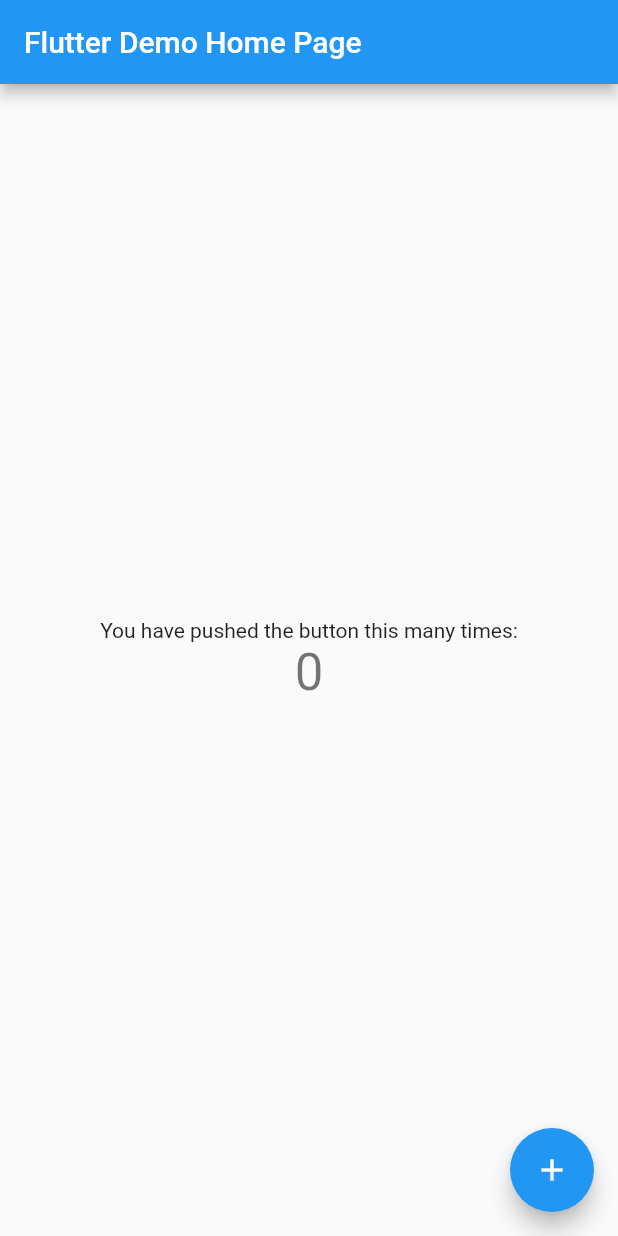
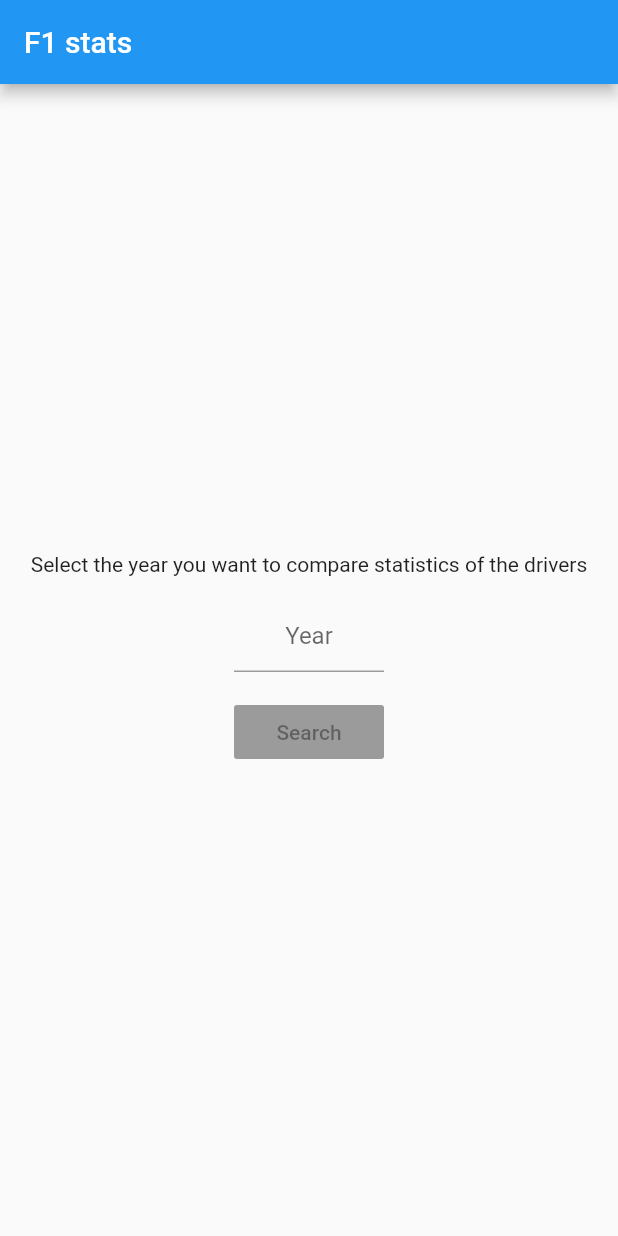
Before and after one commit to kozmi55/f1-rivalries, a Flutter app: the screen it shows after launch, on a phone screen of 412 x 824 dp. Run offline on Flutter 3.47's test engine with Material 2 defaults, Android fonts, the phone set to English and light mode, and no system bars.

Commit message:
Created main screen.

```diff
--- a/lib/main.dart
+++ b/lib/main.dart
@@ -1,3 +1,4 @@
+import 'package:f1_stats_app/screens/choose_year_screen.dart';
 import 'package:flutter/material.dart';
 
 void main() {
@@ -9,7 +10,7 @@
   @override
   Widget build(BuildContext context) {
     return MaterialApp(
-      title: 'Flutter Demo',
+      title: 'F1 Stats',
       theme: ThemeData(
         // This is the theme of your application.
         //
@@ -26,92 +27,7 @@
         // closer together (more dense) than on mobile platforms.
         visualDensity: VisualDensity.adaptivePlatformDensity,
       ),
-      home: MyHomePage(title: 'Flutter Demo Home Page'),
+      home: ChooseYearScreen(title: 'F1 stats'),
     );
   }
 }
-
-class MyHomePage extends StatefulWidget {
-  MyHomePage({Key key, this.title}) : super(key: key);
-
-  // This widget is the home page of your application. It is stateful, meaning
-  // that it has a State object (defined below) that contains fields that affect
-  // how it looks.
-
-  // This class is the configuration for the state. It holds the values (in this
-  // case the title) provided by the parent (in this case the App widget) and
-  // used by the build method of the State. Fields in a Widget subclass are
-  // always marked "final".
-
-  final String title;
-
-  @override
-  _MyHomePageState createState() => _MyHomePageState();
-}
-
-class _MyHomePageState extends State<MyHomePage> {
-  int _counter = 0;
-
-  void _incrementCounter() {
-    setState(() {
-      // This call to setState tells the Flutter framework that something has
-      // changed in this State, which causes it to rerun the build method below
-      // so that the display can reflect the updated values. If we changed
-      // _counter without calling setState(), then the build method would not be
-      // called again, and so nothing would appear to happen.
-      _counter++;
-    });
-  }
-
-  @override
-  Widget build(BuildContext context) {
-    // This method is rerun every time setState is called, for instance as done
-    // by the _incrementCounter method above.
-    //
-    // The Flutter framework has been optimized to make rerunning build methods
-    // fast, so that you can just rebuild anything that needs updating rather
-    // than having to individually change instances of widgets.
-    return Scaffold(
-      appBar: AppBar(
-        // Here we take the value from the MyHomePage object that was created by
-        // the App.build method, and use it to set our appbar title.
-        title: Text(widget.title),
-      ),
-      body: Center(
-        // Center is a layout widget. It takes a single child and positions it
-        // in the middle of the parent.
-        child: Column(
-          // Column is also a layout widget. It takes a list of children and
-          // arranges them vertically. By default, it sizes itself to fit its
-          // children horizontally, and tries to be as tall as its parent.
-          //
-          // Invoke "debug painting" (press "p" in the console, choose the
-          // "Toggle Debug Paint" action from the Flutter Inspector in Android
-          // Studio, or the "Toggle Debug Paint" command in Visual Studio Code)
-          // to see the wireframe for each widget.
-          //
-          // Column has various properties to control how it sizes itself and
-          // how it positions its children. Here we use mainAxisAlignment to
-          // center the children vertically; the main axis here is the vertical
-          // axis because Columns are vertical (the cross axis would be
-          // horizontal).
-          mainAxisAlignment: MainAxisAlignment.center,
-          children: <Widget>[
-            Text(
-              'You have pushed the button this many times:',
-            ),
-            Text(
-              '$_counter',
-              style: Theme.of(context).textTheme.headline4,
-            ),
-          ],
-        ),
-      ),
-      floatingActionButton: FloatingActionButton(
-        onPressed: _incrementCounter,
-        tooltip: 'Increment',
-        child: Icon(Icons.add),
-      ), // This trailing comma makes auto-formatting nicer for build methods.
-    );
-  }
-}
--- /dev/null
+++ b/lib/screens/choose_year_screen.dart
@@ -0,0 +1,103 @@
+import 'package:flutter/material.dart';
+import 'package:flutter/widgets.dart';
+
+class ChooseYearScreen extends StatefulWidget {
+  ChooseYearScreen({Key key, this.title}) : super(key: key);
+
+  // This widget is the home page of your application. It is stateful, meaning
+  // that it has a State object (defined below) that contains fields that affect
+  // how it looks.
+
+  // This class is the configuration for the state. It holds the values (in this
+  // case the title) provided by the parent (in this case the App widget) and
+  // used by the build method of the State. Fields in a Widget subclass are
+  // always marked "final".
+
+  final String title;
+
+  @override
+  _ChooseYearScreenState createState() => _ChooseYearScreenState();
+}
+
+class _ChooseYearScreenState extends State<ChooseYearScreen> {
+  int _year = 0;
+
+  void _setYear(int year) {
+    setState(() {
+      // This call to setState tells the Flutter framework that something has
+      // changed in this State, which causes it to rerun the build method below
+      // so that the display can reflect the updated values. If we changed
+      // _counter without calling setState(), then the build method would not be
+      // called again, and so nothing would appear to happen.
+      this._year = year;
+    });
+  }
+
+  bool _isYearValid() {
+    return _year >= 1950 && _year <= 2020;
+  }
+
+  @override
+  Widget build(BuildContext context) {
+    // This method is rerun every time setState is called, for instance as done
+    // by the _incrementCounter method above.
+    //
+    // The Flutter framework has been optimized to make rerunning build methods
+    // fast, so that you can just rebuild anything that needs updating rather
+    // than having to individually change instances of widgets.
+    return Scaffold(
+      appBar: AppBar(
+        // Here we take the value from the MyHomePage object that was created by
+        // the App.build method, and use it to set our appbar title.
+        title: Text(widget.title),
+      ),
+      body: Center(
+        // Center is a layout widget. It takes a single child and positions it
+        // in the middle of the parent.
+        child: Column(
+          // Column is also a layout widget. It takes a list of children and
+          // arranges them vertically. By default, it sizes itself to fit its
+          // children horizontally, and tries to be as tall as its parent.
+          //
+          // Invoke "debug painting" (press "p" in the console, choose the
+          // "Toggle Debug Paint" action from the Flutter Inspector in Android
+          // Studio, or the "Toggle Debug Paint" command in Visual Studio Code)
+          // to see the wireframe for each widget.
+          //
+          // Column has various properties to control how it sizes itself and
+          // how it positions its children. Here we use mainAxisAlignment to
+          // center the children vertically; the main axis here is the vertical
+          // axis because Columns are vertical (the cross axis would be
+          // horizontal).
+          mainAxisAlignment: MainAxisAlignment.center,
+          children: <Widget>[
+            Container(
+              padding: EdgeInsets.symmetric(horizontal: 16.0),
+              margin: EdgeInsets.only(bottom: 16.0),
+              child: Text(
+                'Select the year you want to compare statistics of the drivers',
+                textAlign: TextAlign.center,
+              ),
+            ),
+            Container(
+                margin: EdgeInsets.only(bottom: 16.0),
+                width: 100.0,
+                child: TextField(
+                  decoration: InputDecoration(hintText: "Year"),
+                  textAlign: TextAlign.center,
+                  keyboardType: TextInputType.number,
+                  onChanged: (value) => _setYear(int.parse(value)),
+                )),
+            Container(
+              width: 100,
+              child: RaisedButton(
+                child: Text('Search'),
+                onPressed: _isYearValid() ? () => {} : null,
+              ),
+            )
+          ],
+        ),
+      ), // This trailing comma makes auto-formatting nicer for build methods.
+    );
+  }
+}
```
